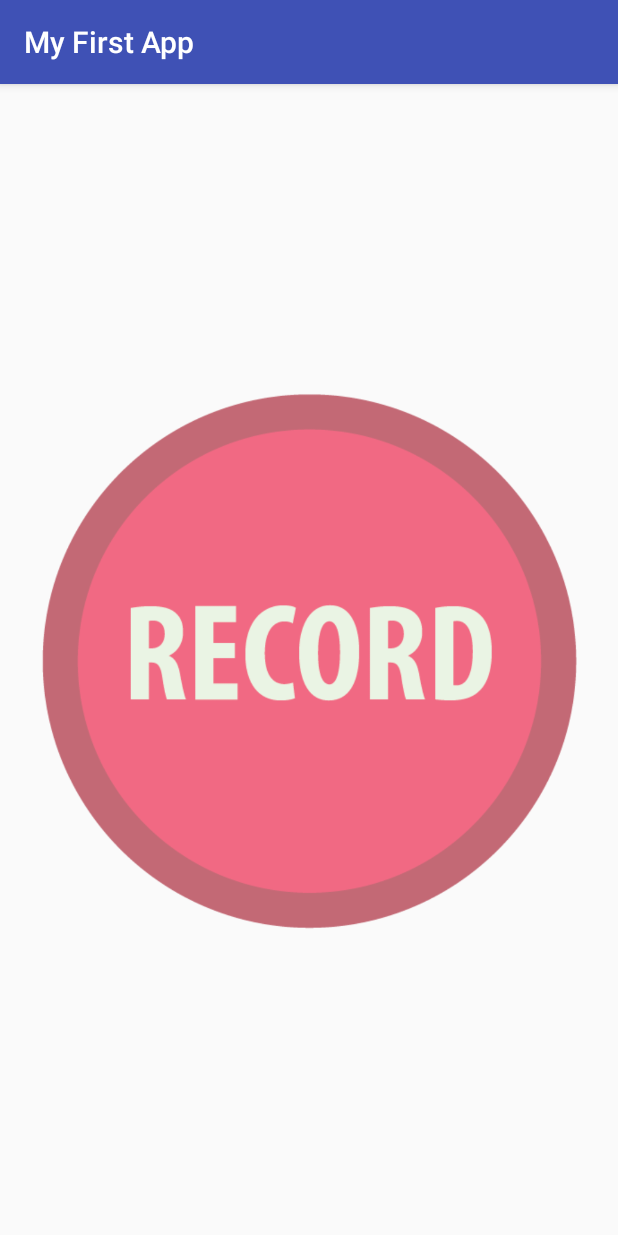
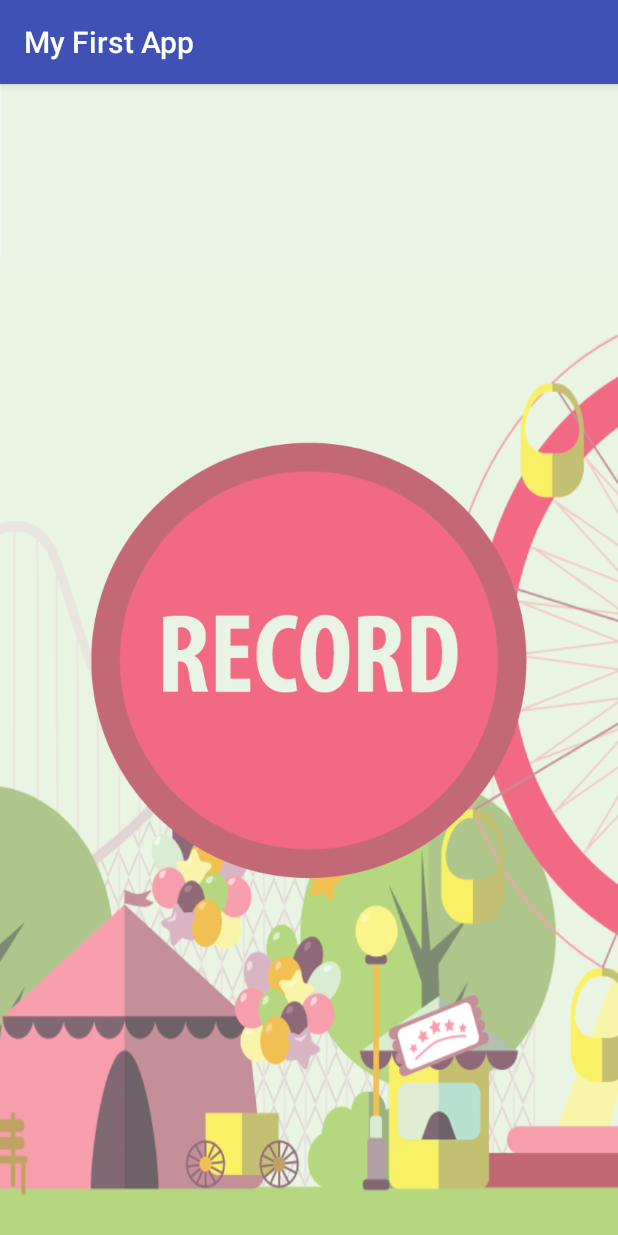
Before and after one commit to Bassel13/Voice, an Android app: the screen it shows after launch (MainActivity), on a phone screen of 412 x 824 dp. Run offline under Robolectric (Android 15) with nearby library versions, the phone set to English and light mode, and no system bars.

Commit message:
added background

```diff
--- a/app/src/main/res/layout/activity_main.xml
+++ b/app/src/main/res/layout/activity_main.xml
@@ -4,21 +4,23 @@ xmlns:android="http://schemas.android.com/apk/res/android"
 xmlns:tools="http://schemas.android.com/tools"
 android:layout_width="match_parent"
 android:layout_height="match_parent"
-android:orientation="vertical">
+android:orientation="vertical"
+    android:background="@drawable/background2"
+    android:gravity="center"
+    android:weightSum="1">
 
     <ImageButton
-        android:layout_width="365dp"
-        android:layout_height="wrap_content"
+        android:layout_width="298dp"
+        android:layout_height="358dp"
         android:text="@string/button_send"
         android:adjustViewBounds="true"
-        android:maxHeight="260dp"
-        android:maxWidth="260dp"
-        android:scaleType="fitCenter"
+        android:maxHeight="130dp"
+        android:maxWidth="130dp"
+        android:scaleType="centerInside"
         android:onClick="sendMessage"
         android:gravity="center"
-        android:layout_gravity="center_horizontal"
-        android:layout_weight="0.08"
         android:src="@drawable/record_button"
-        android:background="#00ffffff" />
+        android:background="#00ffffff"
+        android:layout_weight="0.40" />
 
 </LinearLayout>
```
Also changed, not shown: app/src/main/res/drawable/background1.png (added), app/src/main/res/drawable/background2.png (added), app/src/main/res/drawable/play_button.png (added), app/src/main/res/drawable/stop_button.png (added).
